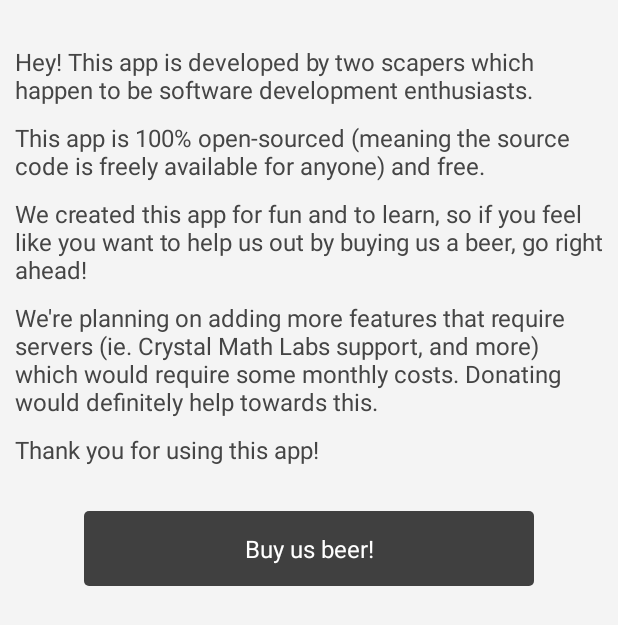
After one commit to OSRSHelper/OSRSHelper, an Android app: the DonationActivity screen opened directly, with no data from a screen before it, on a phone screen of 412 x 824 dp. The commit adds this screen. Shown: the top 625 px of the screen. Run offline under Robolectric (Android 15) with nearby library versions, the phone set to English and light mode, and no system bars; libraries missing offline, so code that uses them is left out: com.android.billingclient; 2 statements that could not run were skipped.

Commit message:
Version 1.6.2 Fabrics Donate button

```diff
--- a/app/src/main/java/com/infonuascape/osrshelper/OSRSApp.java
+++ b/app/src/main/java/com/infonuascape/osrshelper/OSRSApp.java
@@ -3,6 +3,8 @@ package com.infonuascape.osrshelper;
 import android.app.Application;
 
 import com.infonuascape.osrshelper.utils.http.NetworkStack;
+import com.crashlytics.android.Crashlytics;
+import io.fabric.sdk.android.Fabric;
 
 /**
  * Created by marc_ on 2017-07-08.
@@ -14,5 +16,6 @@ public class OSRSApp extends Application {
     @Override
     public void onCreate() {
         super.onCreate();
+        Fabric.with(this, new Crashlytics());
     }
 }
--- /dev/null
+++ b/app/src/main/res/layout/donation.xml
@@ -0,0 +1,72 @@
+<?xml version="1.0" encoding="utf-8"?>
+<LinearLayout xmlns:android="http://schemas.android.com/apk/res/android"
+    android:orientation="vertical"
+    android:layout_width="match_parent"
+    android:layout_height="match_parent"
+    android:background="@color/background">
+
+    <TextView
+        android:layout_width="match_parent"
+        android:layout_height="wrap_content"
+        android:layout_marginTop="30dp"
+        android:layout_marginLeft="10dp"
+        android:layout_marginRight="10dp"
+        android:text="@string/donate_text1"
+        android:textColor="@color/text_normal"
+        android:textSize="16sp" />
+
+    <TextView
+        android:layout_width="match_parent"
+        android:layout_height="wrap_content"
+        android:layout_marginTop="10dp"
+        android:layout_marginLeft="10dp"
+        android:layout_marginRight="10dp"
+        android:text="@string/donate_text2"
+        android:textColor="@color/text_normal"
+        android:textSize="16sp" />
+
+    <TextView
+        android:layout_width="match_parent"
+        android:layout_height="wrap_content"
+        android:layout_marginTop="10dp"
+        android:layout_marginLeft="10dp"
+        android:layout_marginRight="10dp"
+        android:text="@string/donate_text3"
+        android:textColor="@color/text_normal"
+        android:textSize="16sp" />
+
+    <TextView
+        android:layout_width="match_parent"
+        android:layout_height="wrap_content"
+        android:layout_marginTop="10dp"
+        android:layout_marginLeft="10dp"
+        android:layout_marginRight="10dp"
+        android:text="@string/donate_text4"
+        android:textColor="@color/text_normal"
+        android:textSize="16sp" />
+
+    <TextView
+        android:layout_width="match_parent"
+        android:layout_height="wrap_content"
+        android:layout_marginTop="10dp"
+        android:layout_marginLeft="10dp"
+        android:layout_marginRight="10dp"
+        android:text="@string/donate_text5"
+        android:textColor="@color/text_normal"
+        android:textSize="16sp" />
+
+    <TextView
+        android:id="@+id/donate_btn"
+        android:layout_width="300dp"
+        android:layout_height="50dp"
+        android:layout_gravity="center_horizontal"
+        android:layout_marginTop="30dp"
+        android:layout_marginLeft="10dp"
+        android:layout_marginRight="10dp"
+        android:background="@drawable/greenbt_sel"
+        android:gravity="center"
+        android:text="@string/donate"
+        android:textColor="@color/White"
+        android:textSize="16sp" />
+
+</LinearLayout>
--- a/app/src/main/res/values/colors.xml
+++ b/app/src/main/res/values/colors.xml
@@ -142,7 +142,7 @@
  <color name="DarkBlue">#00008B</color>
  <color name="Navy">#000080</color>
  <color name="Black">#000000</color>
- <color name="background">#e2e2e2</color>
+ <color name="background">#f4f4f4</color>
  <color name="dialog_background">#fafafa</color>
  <color name="text_normal">#454545</color>
  <color name="dialog_text">#a2a2a2</color>
--- a/app/src/main/res/values/strings.xml
+++ b/app/src/main/res/values/strings.xml
@@ -8,6 +8,7 @@
     <string name="rt_xptracker">RuneTracker XP Tracker</string>
     <string name="cml_xptracker">CML XP Tracker</string>
     <string name="grand_exchange">Grand Exchange</string>
+    <string name="donate">Buy us beer!</string>
     <string name="title_activity_username">Choose a username</string>
     <string name="username_desc">Enter a username</string>
     <string name="prompt_username">Username</string>
@@ -82,5 +83,10 @@
     <string name="show_virtual_levels">Show virtual levels</string>
     <string name="tap_to_dismiss">Tap to dismiss</string>
 
+    <string name="donate_text1">Hey! This app is developed by two scapers which happen to be software development enthusiasts.</string>
+    <string name="donate_text2">This app is 100% open-sourced (meaning the source code is freely available for anyone) and free.</string>
+    <string name="donate_text3">We created this app for fun and to learn, so if you feel like you want to help us out by buying us a beer, go right ahead!</string>
+    <string name="donate_text4">We\'re planning on adding more features that require servers (ie. Crystal Math Labs support, and more) which would require some monthly costs. Donating would definitely help towards this.</string>
+    <string name="donate_text5">Thank you for using this app!</string>
 
 </resources>
--- a/build.gradle
+++ b/build.gradle
@@ -6,9 +6,11 @@ buildscript {
             url 'https://maven.google.com/'
             name 'Google'
         }
+        maven { url 'https://maven.fabric.io/public' }
     }
     dependencies {
         classpath 'com.android.tools.build:gradle:2.3.3'
+        classpath 'io.fabric.tools:gradle:1.+'
     }
 }
 
@@ -19,5 +21,6 @@ allprojects {
             url 'https://maven.google.com/'
             name 'Google'
         }
+        maven { url 'https://maven.fabric.io/public' }
     }
 }
```
Also changed, not shown: app/build.gradle (+7 -2 lines), app/src/main/AndroidManifest.xml (+8 -0 lines), app/src/main/java/com/infonuascape/osrshelper/DonationActivity.java (added, +89 -0 lines), app/src/main/java/com/infonuascape/osrshelper/MainMenuActivity.java (+6 -2 lines), app/src/main/res/layout/main_menu.xml (+15 -2 lines).
